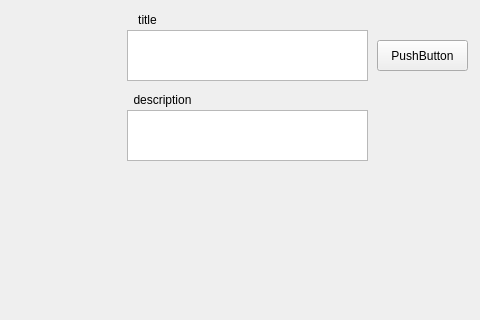
The window that Assignment_22/main_window.ui (omidNomiri/My-python-learning-process) describes before a commit, drawn with Qt 5; both pictures show x 533 to 1013 and y 0 to 320 of the 1013 by 597 pixel window.
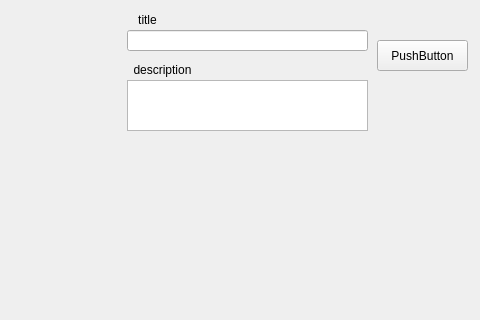
The same window after the commit.

Patch:
```diff
--- a/Assignment_22/main_window.ui
+++ b/Assignment_22/main_window.ui
@@ -41,16 +41,6 @@
      </property>
     </layout>
    </widget>
-   <widget class="QTextEdit" name="input_text_box">
-    <property name="geometry">
-     <rect>
-      <x>660</x>
-      <y>30</y>
-      <width>241</width>
-      <height>51</height>
-     </rect>
-    </property>
-   </widget>
    <widget class="QPushButton" name="btn_add_task">
     <property name="geometry">
      <rect>
@@ -68,7 +58,7 @@
     <property name="geometry">
      <rect>
       <x>660</x>
-      <y>110</y>
+      <y>80</y>
       <width>241</width>
       <height>51</height>
      </rect>
@@ -94,7 +84,7 @@
     <property name="geometry">
      <rect>
       <x>660</x>
-      <y>90</y>
+      <y>60</y>
       <width>71</width>
       <height>20</height>
      </rect>
@@ -106,6 +96,16 @@
      <set>Qt::AlignCenter</set>
     </property>
    </widget>
+   <widget class="QLineEdit" name="title_text">
+    <property name="geometry">
+     <rect>
+      <x>660</x>
+      <y>30</y>
+      <width>241</width>
+      <height>21</height>
+     </rect>
+    </property>
+   </widget>
   </widget>
  </widget>
  <resources/>
```
Left out of the diff: 2 changed lines with no effect on the pictures.
